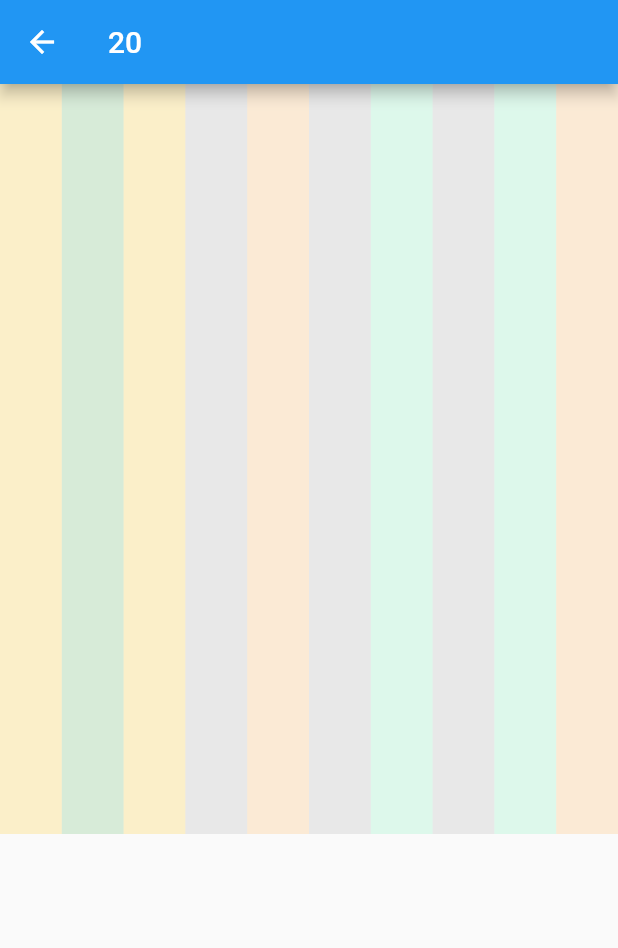
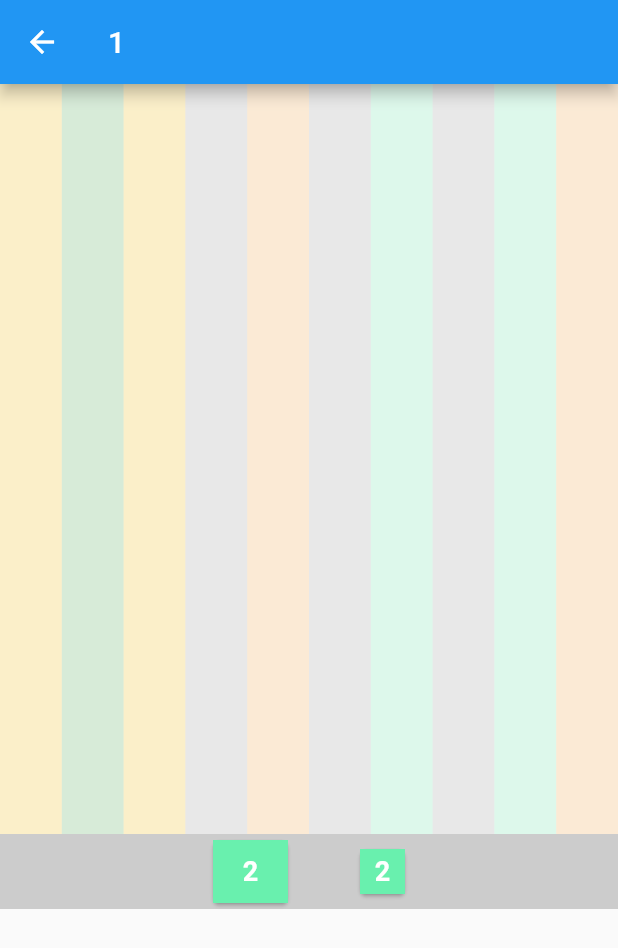
Before and after one commit to AmosLucky/x2blocks, a Flutter app: the screen it shows after launch, after a tap on "Go to Third Trial", on a phone screen of 412 x 824 dp. Shown: the top 948 px of the screen. Run offline on Flutter 3.47's test engine with Material 2 defaults, Android fonts, the phone set to English and light mode, and no system bars.

Commit message:
updated the thirdPage

```diff
--- a/lib/secondPage.dart
+++ b/lib/secondPage.dart
@@ -83,7 +83,7 @@ class _SecondPageScreenState extends State<SecondPageScreen> {
   @override
   Widget build(BuildContext context) {
     return Scaffold(
-        appBar: AppBar(title: Text("Seconf trial")),
+        appBar: AppBar(title: Text("Second trial")),
         body: Container(
             child: Stack(
           children: [
@@ -94,7 +94,7 @@ class _SecondPageScreenState extends State<SecondPageScreen> {
                 mainAxisSpacing: 0,
                 crossAxisCount: 6,
               ),
-              itemBuilder: (BuildContext ctx, int index) {
+              itemBuilder: (BuildContext context, int index) {
                 int column = index % matrix.length;
                 int row = index ~/ matrix.length;
                 return matrix[column][row] != 0
--- a/lib/thirdPage.dart
+++ b/lib/thirdPage.dart
@@ -30,15 +30,19 @@ class _ThirdPageScreenState extends State<ThirdPageScreen> {
   ];
 
   int num = 1;
+  List zim = [];
 
-  void generate() {
+  int generate() {
     Random rand = Random();
-    setState(() {
-      num = rand.nextInt(100);
-    });
+    List arr = [2, 4, 8, 16, 32, 64, 128, 256, 512, 1024];
+    int i = rand.nextInt(10) + 0;
+    zim.add(arr[i]);
+    zim.removeAt(0);
+    setState(() {});
+    return arr[i];
   }
 
-  void insertAtPosition(int column, int num) {
+  insertAtPosition(int column, int num) {
     for (int i = 0; i < matrix[column].length; i++) {
       if (matrix[column][i] == 0) {
         setState(() {
@@ -53,9 +57,37 @@ class _ThirdPageScreenState extends State<ThirdPageScreen> {
 
   @override
   void initState() {
+    zim = [generate(), generate()];
     generate();
     // TODO: implement initState
     super.initState();
+  }
+
+  Color returnColor(int i) {
+    switch (i) {
+      case 2:
+        return Colors.greenAccent;
+      case 4:
+        return Colors.amber;
+      case 8:
+        return Colors.grey;
+      case 16:
+        return Colors.blue;
+      case 32:
+        return Colors.redAccent;
+      case 64:
+        return Colors.pinkAccent;
+      case 128:
+        return Colors.indigo;
+      case 256:
+        return Colors.yellowAccent;
+      case 512:
+        return Colors.orangeAccent;
+      case 1024:
+        return Colors.amberAccent;
+      default:
+        return Colors.black;
+    }
   }
 
   @override
@@ -68,29 +100,36 @@ class _ThirdPageScreenState extends State<ThirdPageScreen> {
             GridView.builder(
               itemCount: matrix.length * matrix.length,
               gridDelegate: SliverGridDelegateWithFixedCrossAxisCount(
-                crossAxisSpacing: 3,
-                mainAxisSpacing: 3,
+                crossAxisSpacing: 0,
+                mainAxisSpacing: 0,
                 crossAxisCount: 10,
               ),
-              itemBuilder: (BuildContext ctx, int index) {
+              itemBuilder: (BuildContext context, int index) {
                 int column = index % matrix.length;
                 int row = index ~/ matrix.length;
                 return matrix[column][row] != 0
-                    ? Container(
-                        color: Colors.red,
-                        child:
-                            Center(child: Text(matrix[column][row].toString())),
-                      )
+                    ? Card(
+                        elevation: 9,
+                        color: returnColor(matrix[column][row]),
+                        child: Center(
+                          child: Text(matrix[column][row].toString(),
+                              style: TextStyle(
+                                  color: Colors.white,
+                                  fontSize: 18,
+                                  fontWeight: FontWeight.bold)),
+                        ))
                     : Container();
               },
             ),
+            Column(
+              children: [
                 Row(
                   mainAxisAlignment: MainAxisAlignment.spaceBetween,
                   children: [
                     Expanded(
                         child: InkWell(
                       onTap: () {
-                    insertAtPosition(0, num);
+                        insertAtPosition(0, zim[0]);
                       },
                       child: Container(
                         height: 500,
@@ -101,7 +140,7 @@ class _ThirdPageScreenState extends State<ThirdPageScreen> {
                     Expanded(
                         child: InkWell(
                       onTap: () {
-                    insertAtPosition(1, num);
+                        insertAtPosition(1, zim[0]);
                       },
                       child: Container(
                         height: 500,
@@ -111,7 +150,7 @@ class _ThirdPageScreenState extends State<ThirdPageScreen> {
                     Expanded(
                         child: InkWell(
                       onTap: () {
-                    insertAtPosition(2, num);
+                        insertAtPosition(2, zim[0]);
                       },
                       child: Container(
                         height: 500,
@@ -121,7 +160,7 @@ class _ThirdPageScreenState extends State<ThirdPageScreen> {
                     Expanded(
                         child: InkWell(
                       onTap: () {
-                    insertAtPosition(3, num);
+                        insertAtPosition(3, zim[0]);
                       },
                       child: Container(
                         height: 500,
@@ -131,7 +170,7 @@ class _ThirdPageScreenState extends State<ThirdPageScreen> {
                     Expanded(
                         child: InkWell(
                       onTap: () {
-                    insertAtPosition(4, num);
+                        insertAtPosition(4, zim[0]);
                       },
                       child: Container(
                         height: 500,
@@ -141,7 +180,7 @@ class _ThirdPageScreenState extends State<ThirdPageScreen> {
                     Expanded(
                         child: InkWell(
                       onTap: () {
-                    insertAtPosition(5, num);
+                        insertAtPosition(5, zim[0]);
                       },
                       child: Container(
                         height: 500,
@@ -151,7 +190,7 @@ class _ThirdPageScreenState extends State<ThirdPageScreen> {
                     Expanded(
                         child: InkWell(
                       onTap: () {
-                    insertAtPosition(6, num);
+                        insertAtPosition(6, zim[0]);
                       },
                       child: Container(
                         height: 500,
@@ -161,7 +200,7 @@ class _ThirdPageScreenState extends State<ThirdPageScreen> {
                     Expanded(
                         child: InkWell(
                       onTap: () {
-                    insertAtPosition(7, num);
+                        insertAtPosition(7, zim[0]);
                       },
                       child: Container(
                         height: 500,
@@ -171,7 +210,7 @@ class _ThirdPageScreenState extends State<ThirdPageScreen> {
                     Expanded(
                         child: InkWell(
                       onTap: () {
-                    insertAtPosition(8, num);
+                        insertAtPosition(8, zim[0]);
                       },
                       child: Container(
                         height: 500,
@@ -181,7 +220,7 @@ class _ThirdPageScreenState extends State<ThirdPageScreen> {
                     Expanded(
                         child: InkWell(
                       onTap: () {
-                    insertAtPosition(9, num);
+                        insertAtPosition(9, zim[0]);
                       },
                       child: Container(
                         height: 500,
@@ -190,6 +229,53 @@ class _ThirdPageScreenState extends State<ThirdPageScreen> {
                     )),
                   ],
                 ),
+                Container(
+                  color: Colors.grey.withOpacity(0.5),
+                  width: MediaQuery.of(context).size.width,
+                  height: 50,
+                  child: Row(
+                      mainAxisAlignment: MainAxisAlignment.center,
+                      children: [
+                        Card(
+                          child: Container(
+                              decoration: BoxDecoration(
+
+                                  /// border: Border.all(),
+                                  color: returnColor(zim[0])),
+                              height: 50,
+                              width: 50,
+                              child: Center(
+                                  child: Text(
+                                zim[0].toString(),
+                                style: TextStyle(
+                                    color: Colors.white,
+                                    fontSize: 18,
+                                    fontWeight: FontWeight.bold),
+                              ))),
+                        ),
+                        SizedBox(
+                          width: 40,
+                        ),
+                        Card(
+                          child: Container(
+                              decoration: BoxDecoration(
+                                  //border: Border.all(),
+                                  color: returnColor(zim[1])),
+                              height: 30,
+                              width: 30,
+                              child: Center(
+                                  child: Text(
+                                zim[1].toString(),
+                                style: TextStyle(
+                                    color: Colors.white,
+                                    fontSize: 18,
+                                    fontWeight: FontWeight.bold),
+                              ))),
+                        ),
+                      ]),
+                )
+              ],
+            ),
           ],
         )));
   }
```
Lines whose indentation alone changed are shown as unchanged.
